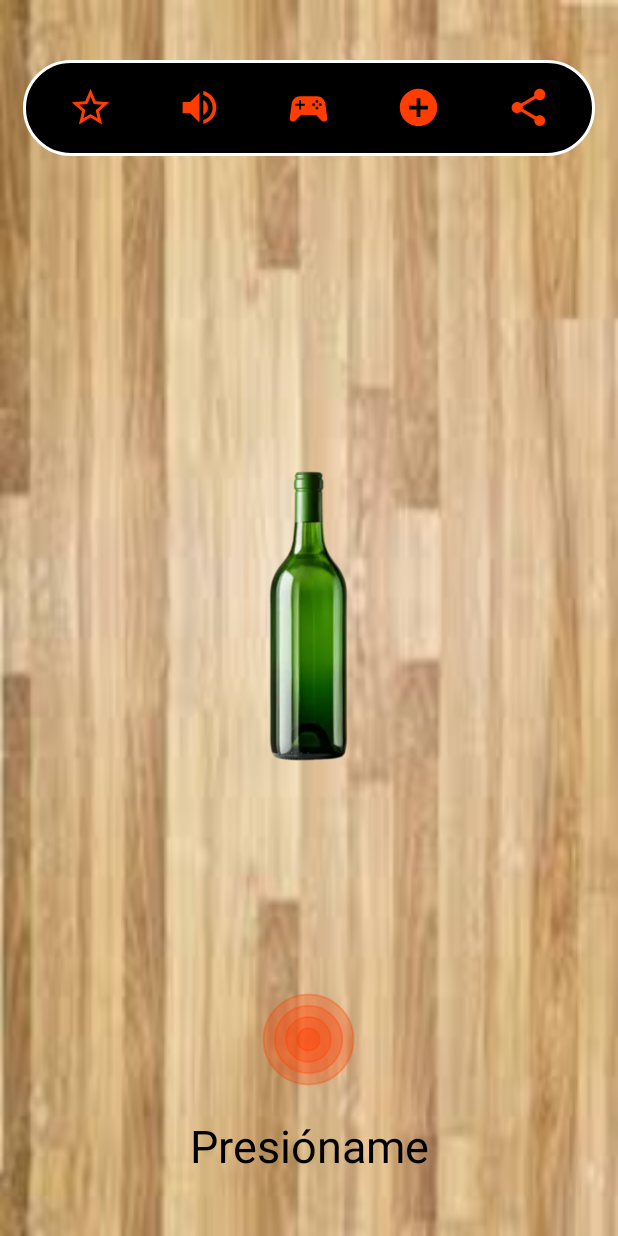
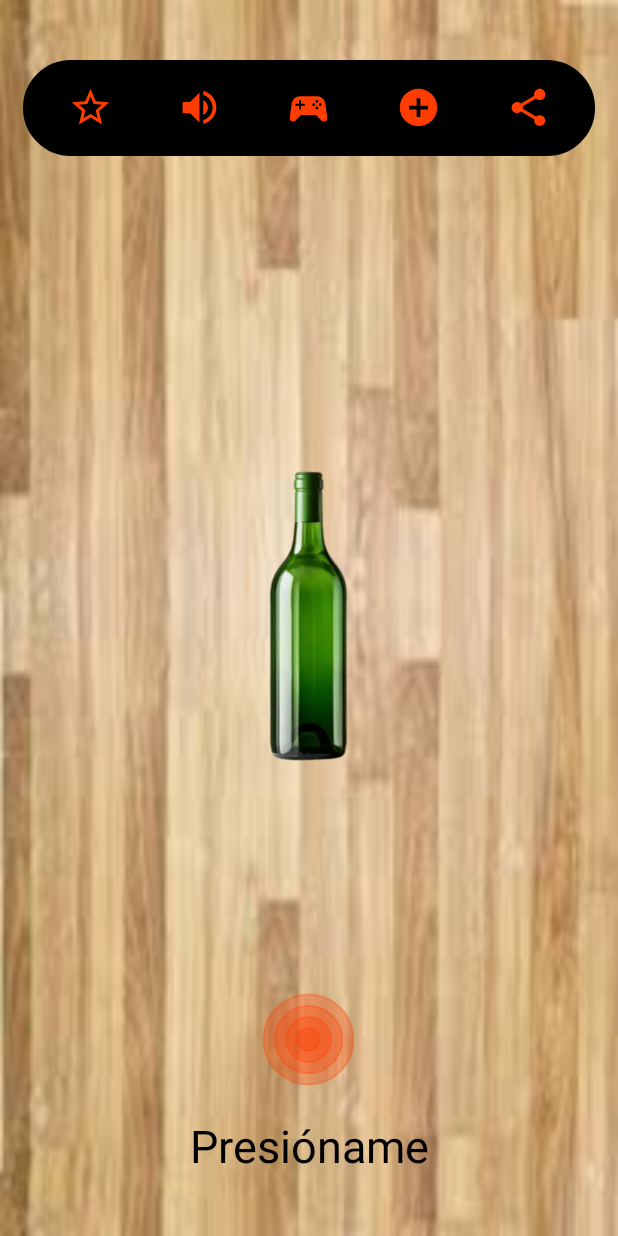
Before and after one commit to LONG-TERM-EFFECTS-OF-SUFFERING/Bottle_Flip_Game, an Android app built with Jetpack Compose: the screen it shows after launch (MainActivity), on a phone screen of 412 x 824 dp. Run offline under Robolectric (Android 15) with nearby library versions, the phone set to English and light mode, and no system bars; our stand-ins replace Room's generated code, data binding.

Commit message:
Arreglos interfaz

```diff
--- a/app/build.gradle.kts
+++ b/app/build.gradle.kts
@@ -44,7 +44,7 @@ android {
         viewBinding = true
     }
     composeOptions {
-        kotlinCompilerExtensionVersion = "1.5.2"
+        kotlinCompilerExtensionVersion = "1.5.6"
     }
     packaging {
         resources {
--- a/app/src/main/java/com/example/bottle_flip/view/fragment/EditChangeDialog.kt
+++ b/app/src/main/java/com/example/bottle_flip/view/fragment/EditChangeDialog.kt
@@ -35,12 +35,9 @@ class EditChallengeDialog : DialogFragment() {
         val buttonCancel = binding.btnCancelar
         val buttonSave = binding.btnGuardar
 
-
-
         // Configurar el botón Cancelar
         buttonCancel.setOnClickListener {
             dismiss()  // Cierra el diálogo
-            findNavController().popBackStack()
         }
 
         // Configurar el botón Guardar
--- a/app/src/main/java/com/example/bottle_flip/view/fragment/Game.kt
+++ b/app/src/main/java/com/example/bottle_flip/view/fragment/Game.kt
@@ -45,13 +45,9 @@ class Game : Fragment() {
     private lateinit var navController: NavController
     private lateinit var audioBackground: MediaPlayer
     private lateinit var audioSpinBottle: MediaPlayer
-    private lateinit var audioShowChallenge: MediaPlayer
-    private lateinit var audioButton: MediaPlayer
-    private lateinit var audioSuspense: MediaPlayer
     private lateinit var binding: GameBinding  //Acceder a los componenetes de la vista principal
     private var isMute: Boolean = true
     private lateinit var challengeRepository: challengeRepository
-
 
     private val _statusShowDialog = MutableLiveData(false)
     val statusShowDialog: LiveData<Boolean> get() = _statusShowDialog
@@ -148,9 +144,6 @@ class Game : Fragment() {
     private fun media() {
         audioBackground = MediaPlayer.create(context, R.raw.background_audio)
         audioSpinBottle = MediaPlayer.create(context, R.raw.audio_bottle)
-        //audioShowChallenge = MediaPlayer.create(context, R.raw.audio_challenge)
-        //audioButton = MediaPlayer.create(context, R.raw.audio_button)
-        //audioSuspense = MediaPlayer.create(context, R.raw.audio_suspense)
         audioBackground.start()
     }
 
--- a/app/src/main/res/drawable/bg_circle_white.xml
+++ b/app/src/main/res/drawable/bg_circle_white.xml
@@ -1,5 +1,5 @@
 <shape xmlns:android="http://schemas.android.com/apk/res/android">
     <solid android:color="@android:color/black" />
     <corners android:radius="40dp" />
-    <stroke android:width="2dp" android:color="@android:color/white" />
+    <stroke android:width="2dp" android:color="@android:color/black" />
 </shape>
--- a/app/src/main/res/layout/edit_challenge_dialog.xml
+++ b/app/src/main/res/layout/edit_challenge_dialog.xml
@@ -30,6 +30,8 @@
         android:layout_width="0dp"
         android:layout_height="wrap_content"
         android:hint="Escriba el reto"
+        android:textColorHint="@color/background"
+        android:textColor="@android:color/black"
         app:layout_constraintTop_toBottomOf="@id/Title"
         app:layout_constraintStart_toStartOf="parent"
         android:backgroundTint="@android:color/holo_orange_light"
```
